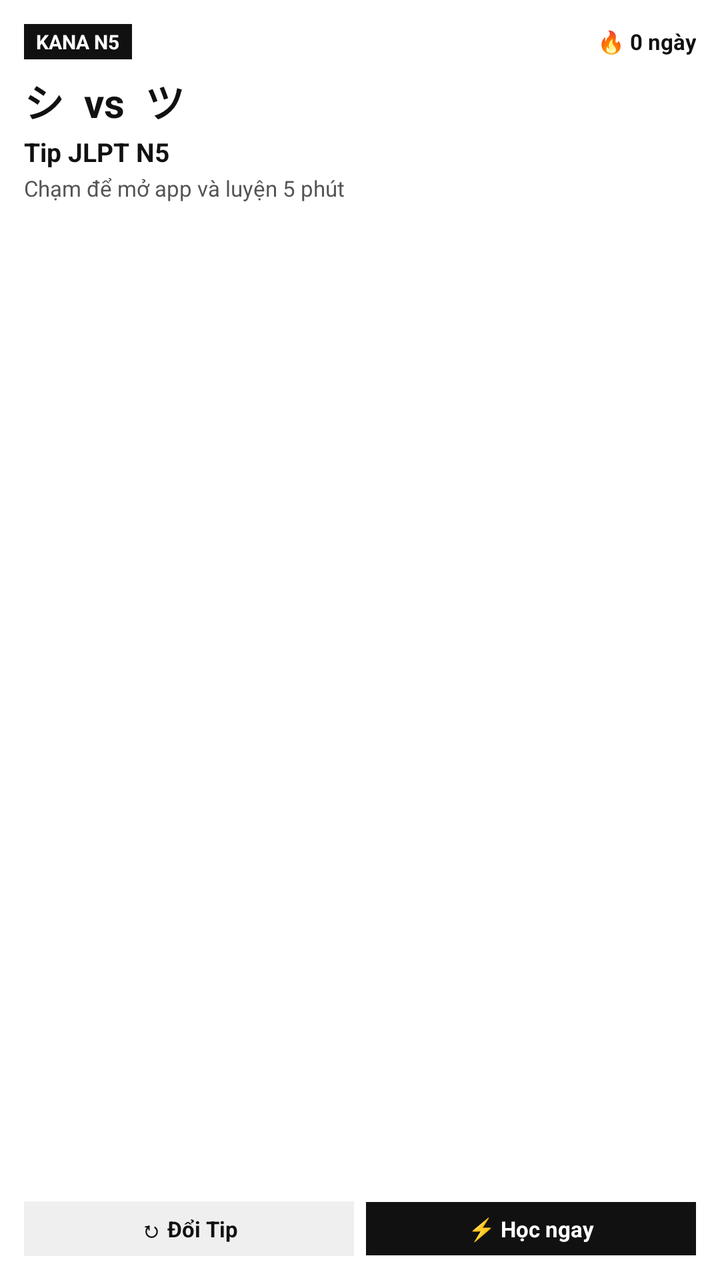
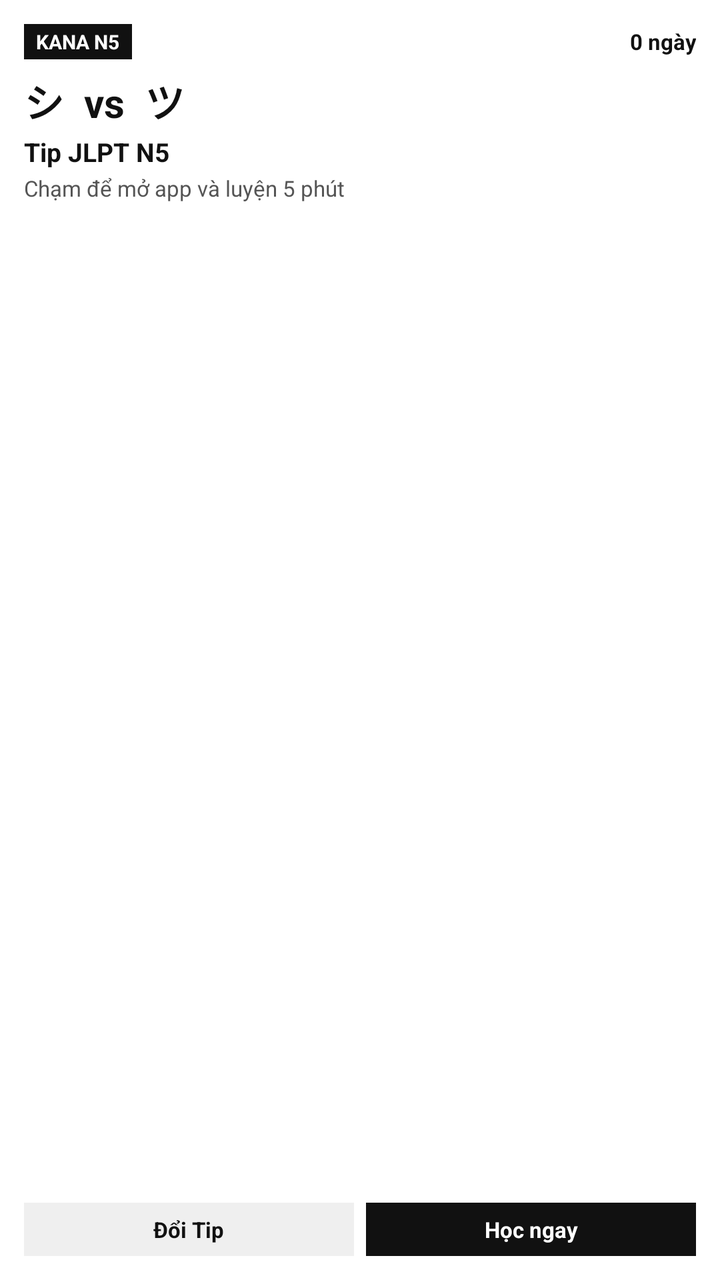

Compare the two renders of this Android layout. The source of the first and the diff that turns it into the second are given below.
<!-- AndroidManifest.xml: application theme Theme.Kana -->
<!-- res/layout/widget_kana_daily.xml -->
<?xml version="1.0" encoding="utf-8"?>
<LinearLayout xmlns:android="http://schemas.android.com/apk/res/android"
    android:id="@+id/widget_root"
    android:layout_width="match_parent"
    android:layout_height="match_parent"
    android:background="#FFFFFF"
    android:orientation="vertical"
    android:padding="12dp">

    <LinearLayout
        android:layout_width="match_parent"
        android:layout_height="wrap_content"
        android:gravity="center_vertical"
        android:orientation="horizontal">

        <TextView
            android:id="@+id/widget_badge"
            android:layout_width="wrap_content"
            android:layout_height="wrap_content"
            android:background="#111111"
            android:paddingLeft="6dp"
            android:paddingTop="2dp"
            android:paddingRight="6dp"
            android:paddingBottom="2dp"
            android:text="KANA N5"
            android:textColor="#FFFFFF"
            android:textSize="10sp"
            android:textStyle="bold" />

        <TextView
            android:id="@+id/widget_streak"
            android:layout_width="0dp"
            android:layout_height="wrap_content"
            android:layout_weight="1"
            android:gravity="end"
            android:text="🔥 0 ngày"
            android:textColor="#111111"
            android:textSize="11sp"
            android:textStyle="bold" />
    </LinearLayout>

    <TextView
        android:id="@+id/widget_highlight_jp"
        android:layout_width="match_parent"
        android:layout_height="wrap_content"
        android:layout_marginTop="6dp"
        android:maxLines="1"
        android:text="シ  vs  ツ"
        android:textColor="#111111"
        android:textSize="20sp"
        android:textStyle="bold" />

    <TextView
        android:id="@+id/widget_title"
        android:layout_width="match_parent"
        android:layout_height="wrap_content"
        android:layout_marginTop="2dp"
        android:maxLines="1"
        android:text="Tip JLPT N5"
        android:textColor="#111111"
        android:textSize="13sp"
        android:textStyle="bold" />

    <TextView
        android:id="@+id/widget_example"
        android:layout_width="match_parent"
        android:layout_height="0dp"
        android:layout_marginTop="2dp"
        android:layout_weight="1"
        android:maxLines="2"
        android:text="Chạm để mở app và luyện 5 phút"
        android:textColor="#555555"
        android:textSize="11sp" />

    <LinearLayout
        android:layout_width="match_parent"
        android:layout_height="wrap_content"
        android:layout_marginTop="6dp"
        android:orientation="horizontal">

        <TextView
            android:id="@+id/widget_btn_next"
            android:layout_width="0dp"
            android:layout_height="wrap_content"
            android:layout_marginEnd="6dp"
            android:layout_weight="1"
            android:background="#EFEFEF"
            android:gravity="center"
            android:paddingTop="6dp"
            android:paddingBottom="6dp"
            android:text="↻ Đổi Tip"
            android:textColor="#111111"
            android:textSize="11sp"
            android:textStyle="bold" />

        <TextView
            android:id="@+id/widget_btn_study"
            android:layout_width="0dp"
            android:layout_height="wrap_content"
            android:layout_weight="1"
            android:background="#111111"
            android:gravity="center"
            android:paddingTop="6dp"
            android:paddingBottom="6dp"
            android:text="⚡ Học ngay"
            android:textColor="#FFFFFF"
            android:textSize="11sp"
            android:textStyle="bold" />
    </LinearLayout>
</LinearLayout>
<!-- resources referenced by this layout -->
<resources>
  <style name="Theme.Kana" parent="android:Theme.Material.Light.NoActionBar" />
</resources>

<!-- the commit's change to res/layout/widget_kana_daily.xml (unified diff, before → after) -->
@@ -33,7 +33,7 @@
             android:layout_height="wrap_content"
             android:layout_weight="1"
             android:gravity="end"
-            android:text="🔥 0 ngày"
+            android:text="0 ngày"
             android:textColor="#111111"
             android:textSize="11sp"
             android:textStyle="bold" />
@@ -88,7 +88,7 @@
             android:gravity="center"
             android:paddingTop="6dp"
             android:paddingBottom="6dp"
-            android:text="↻ Đổi Tip"
+            android:text="Đổi Tip"
             android:textColor="#111111"
             android:textSize="11sp"
             android:textStyle="bold" />
@@ -102,7 +102,7 @@
             android:gravity="center"
             android:paddingTop="6dp"
             android:paddingBottom="6dp"
-            android:text="⚡ Học ngay"
+            android:text="Học ngay"
             android:textColor="#FFFFFF"
             android:textSize="11sp"
             android:textStyle="bold" />
